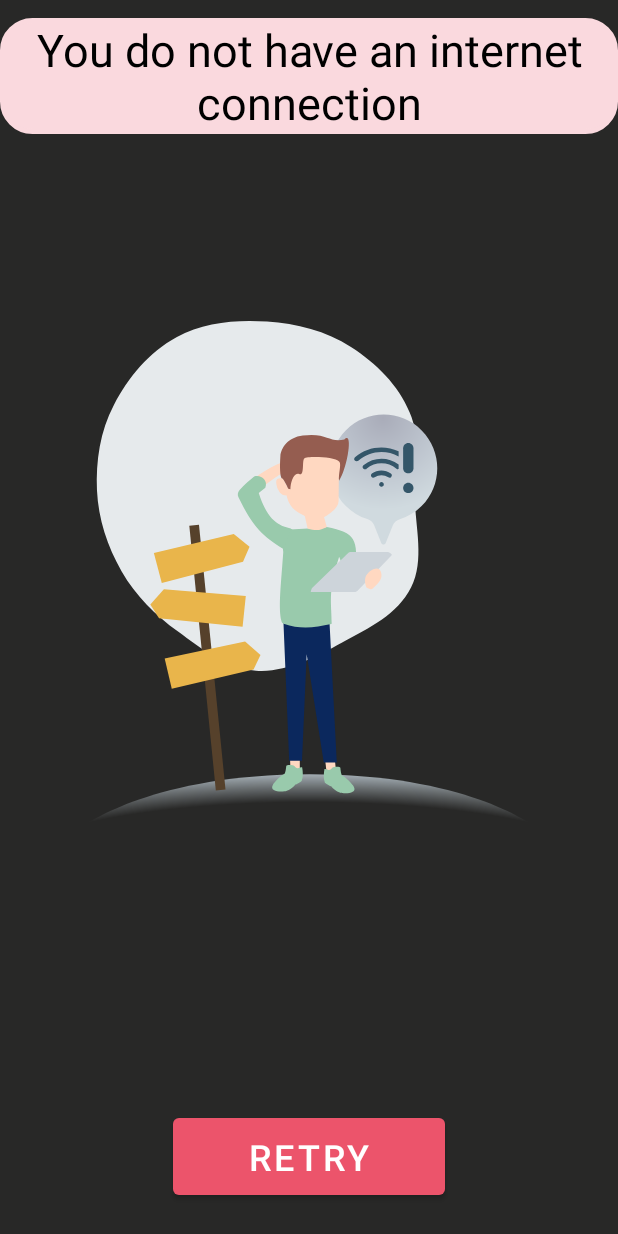
After one commit to Jony8gf/JonathanGonzalezFragaPDM, an Android app: the layout activity_main__no_conexion_internet.xml on its own in the app's theme, with its tools: preview values and no code run, on a phone screen of 412 x 824 dp. The commit adds this screen. Run offline under Robolectric (Android 15) with nearby library versions, the phone set to English and light mode, and no system bars.

Commit message:
Implementación de no conexión a internet v.1

```diff
--- a/app/src/main/java/com/example/jonathangonzalezfragapdm/MainActivity2_Perfil.java
+++ b/app/src/main/java/com/example/jonathangonzalezfragapdm/MainActivity2_Perfil.java
@@ -118,12 +118,15 @@ public class MainActivity2_Perfil extends AppCompatActivity {
     protected void onResume() {
         super.onResume();
         // La actividad se ha vuelto visible (ahora se "reanuda").
+
         if (UtilsNetwork.isOnline(this)){
 
 
 
         }else{
-            Toast.makeText(this, R.string.help_internet,Toast.LENGTH_LONG).show();
+            Intent intent = new Intent(this,  MainActivity_NoConexionInternet.class);
+            startActivity(intent);
+            finish();
         }
     }
     @Override
--- /dev/null
+++ b/app/src/main/res/layout/activity_main__no_conexion_internet.xml
@@ -0,0 +1,45 @@
+<?xml version="1.0" encoding="utf-8"?>
+<RelativeLayout xmlns:android="http://schemas.android.com/apk/res/android"
+    xmlns:app="http://schemas.android.com/apk/res-auto"
+    xmlns:tools="http://schemas.android.com/tools"
+    android:layout_width="match_parent"
+    android:layout_height="match_parent"
+    android:background="#282827"
+    tools:context=".MainActivity_NoConexionInternet">
+
+
+    <com.airbnb.lottie.LottieAnimationView
+        android:id="@+id/animation_view_notInternet"
+        android:layout_width="366dp"
+        android:layout_height="412dp"
+        android:layout_centerInParent="true"
+        app:lottie_autoPlay="true"
+        app:lottie_loop="true"
+        app:lottie_rawRes="@raw/not_internet" />
+
+    <Button
+        android:id="@+id/buttonReintentarInternet"
+        android:layout_width="181dp"
+        android:layout_height="63dp"
+        android:layout_alignParentBottom="true"
+        android:layout_centerHorizontal="true"
+        android:layout_marginBottom="21dp"
+        android:onClick="Reconectar"
+        android:text="@string/reintentar_internet"
+        android:textSize="24sp" />
+
+    <TextView
+        android:id="@+id/textViewAyudaInternet"
+        android:layout_width="wrap_content"
+        android:layout_height="wrap_content"
+        android:layout_alignParentStart="true"
+        android:layout_alignParentTop="true"
+        android:layout_marginTop="12dp"
+        android:background="@drawable/redondear_textview"
+        android:text="@string/help_internet"
+        android:textAlignment="center"
+        android:textColor="#000000"
+        android:textSize="30sp" />
+
+
+</RelativeLayout>
--- a/app/src/main/res/values/strings.xml
+++ b/app/src/main/res/values/strings.xml
@@ -104,6 +104,7 @@
 
 
     <string name="help_internet">You do not have an internet connection</string>
+    <string name="reintentar_internet">Retry</string>
     <string name="requerido">Required</string>
     <string name="registrado">Registered</string>
     <string name="contrasenas_no_coinciden">Passwords do not match</string>
```
Also changed, not shown: app/src/main/AndroidManifest.xml (+4 -8 lines), app/src/main/java/com/example/jonathangonzalezfragapdm/HiloInternet.java (added, +34 -0 lines), app/src/main/java/com/example/jonathangonzalezfragapdm/MainActivity.java (+6 -3 lines), app/src/main/java/com/example/jonathangonzalezfragapdm/MainActivity2_BienvenidaNormas.java (+10 -0 lines), app/src/main/java/com/example/jonathangonzalezfragapdm/MainActivity2_CreacionCita.java (+10 -0 lines), app/src/main/java/com/example/jonathangonzalezfragapdm/MainActivity2_DatosPersonales.java (+10 -0 lines), app/src/main/java/com/example/jonathangonzalezfragapdm/MainActivity2_ImagenesDePerfil.java (+10 -0 lines), app/src/main/java/com/example/jonathangonzalezfragapdm/MainActivity2_Muestrame.java (+10 -0 lines), app/src/main/java/com/example/jonathangonzalezfragapdm/MainActivity2_Registro.java (+10 -0 lines), app/src/main/java/com/example/jonathangonzalezfragapdm/MainActivity2_ReiniciarContrasena.java (+10 -0 lines), app/src/main/java/com/example/jonathangonzalezfragapdm/MainActivity_NoConexionInternet.java (added, +63 -0 lines), app/src/main/java/com/example/jonathangonzalezfragapdm/MainActivity_SlotMachine.java (+11 -0 lines), 1 other file.
